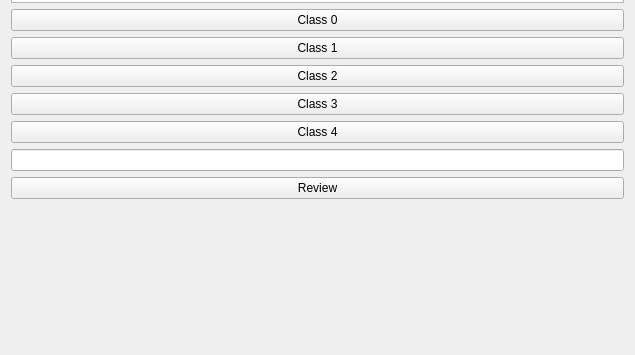
lorenaromeo/SlicerClassAnnotation, file ClassAnnotation/Resources/UI/ClassAnnotation.ui: the form before one commit; both pictures show x 0 to 635 and y 286 to 641 of the 635 by 641 pixel window.
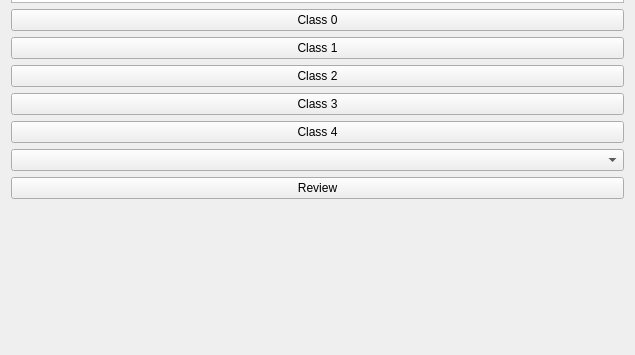
The form after the commit. Custom widgets are drawn as their Qt base class.

Commit message: added review button and drop-down menu to select the patient

Diff of the .ui file:
```diff
--- a/ClassAnnotation/Resources/UI/ClassAnnotation.ui
+++ b/ClassAnnotation/Resources/UI/ClassAnnotation.ui
@@ -126,7 +126,7 @@
     </widget>
    </item>
    <item>
-    <widget class="QLineEdit" name="reviewInput"/>
+    <widget class="QComboBox" name="patientDropdown"/>
    </item>
    <item>
     <widget class="QPushButton" name="reviewButton">
```
The commit also changes 1 other file.
